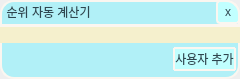
This is ui/scoreboard_form.ui in 100dlswjd/score_calculator as Qt 5 draws it before an edit. The edited form follows.
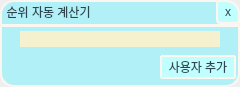
This is the edited form.

Commit message: 크기 변경 / 너비 / 라벨 너비

Patch:
```diff
--- a/ui/scoreboard_form.ui
+++ b/ui/scoreboard_form.ui
@@ -7,7 +7,7 @@
     <x>0</x>
     <y>0</y>
     <width>240</width>
-    <height>79</height>
+    <height>87</height>
    </rect>
   </property>
   <property name="minimumSize">
@@ -146,7 +146,27 @@
      </widget>
     </item>
     <item>
+     <layout class="QHBoxLayout" name="horizontalLayout_3">
+      <property name="leftMargin">
+       <number>4</number>
+      </property>
+      <property name="topMargin">
+       <number>4</number>
+      </property>
+      <property name="rightMargin">
+       <number>4</number>
+      </property>
+      <property name="bottomMargin">
+       <number>4</number>
+      </property>
+      <item>
      <widget class="QComboBox" name="comboBox_site">
+        <property name="maximumSize">
+         <size>
+          <width>200</width>
+          <height>16777215</height>
+         </size>
+        </property>
       <property name="styleSheet">
        <string notr="true">QComboBox{
 background-color:#F5F0CD;
@@ -180,6 +200,8 @@
       </property>
      </widget>
     </item>
+     </layout>
+    </item>
     <item>
      <layout class="QHBoxLayout" name="horizontalLayout">
       <property name="leftMargin">
@@ -234,7 +256,7 @@
 }</string>
         </property>
         <property name="text">
-         <string>사용자 추가</string>
+         <string>  사용자 추가  </string>
         </property>
        </widget>
       </item>
```
Lines whose indentation alone changed are shown as unchanged. The commit also changes 1 other file.
